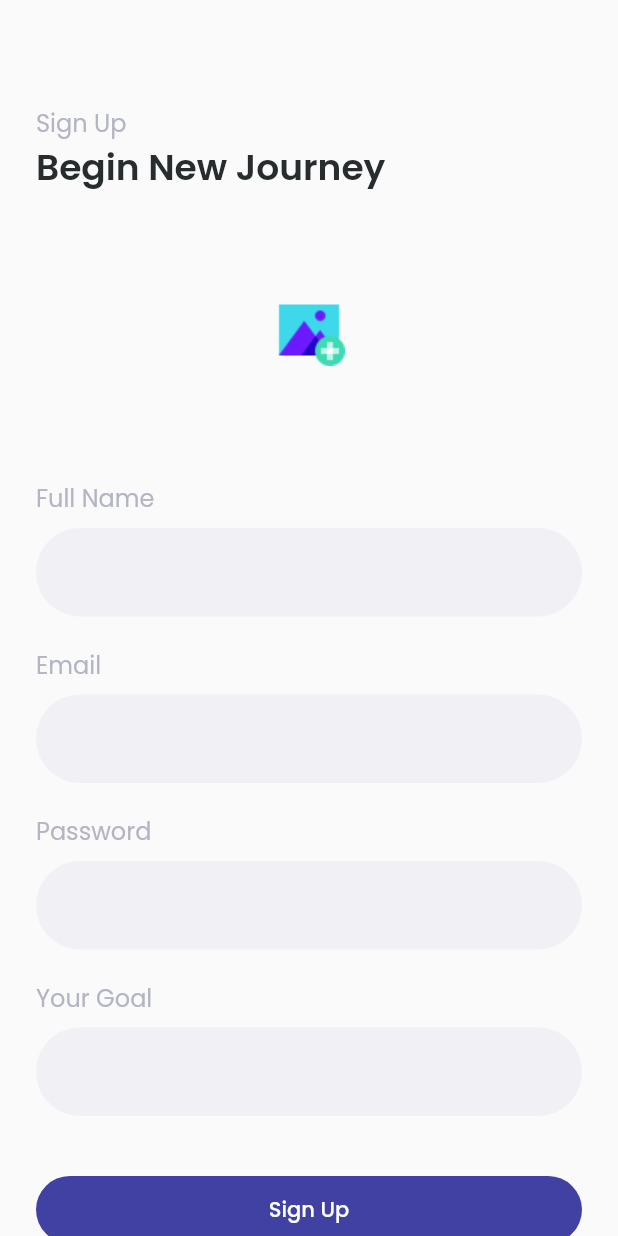
After one commit to abdulazizpermana/future_job_with_provider, a Flutter app: the SignUpPage screen opened directly, on a phone screen of 412 x 824 dp. The commit adds this screen. Run offline on Flutter 3.47's test engine with Material 2 defaults, Android fonts, the phone set to English and light mode, and no system bars; our stand-ins replace email_validator, google_fonts; missing offline and left inert: dart:ffi.

Commit message:
fix code and added image

```diff
--- a/lib/page/signin_page.dart
+++ b/lib/page/signin_page.dart
@@ -1,4 +1,5 @@
 import 'package:flutter/material.dart';
+import 'package:future_job_with_provider/page/signup_page.dart';
 import 'package:future_job_with_provider/theme.dart';
 import 'package:email_validator/email_validator.dart';
 
@@ -15,13 +16,13 @@ class _SigninPageState extends State<SigninPage> {
   @override
   Widget build(BuildContext context) {
     return Scaffold(
-      body: Padding(
+      body: SingleChildScrollView(
+        child: Padding(
           padding: const EdgeInsets.only(
             top: 70,
             left: 24,
             right: 24,
           ),
-        child: SingleChildScrollView(
           child: Column(
             crossAxisAlignment: CrossAxisAlignment.start,
             children: [
@@ -156,9 +157,17 @@ class _SigninPageState extends State<SigninPage> {
                     height: 20,
                   ),
                   Center(
+                    child: InkWell(
+                      onTap: () {
+                        Navigator.push(
+                          context,
+                          MaterialPageRoute(builder: (context) => SignUpPage()),
+                        );
+                      },
                       child: Text(
                         "Create New Account",
                         style: tittleTextStyle,
+                      ),
                     ),
                   ),
                   const SizedBox(
--- /dev/null
+++ b/lib/page/signup_page.dart
@@ -0,0 +1,247 @@
+import 'package:flutter/material.dart';
+import 'package:future_job_with_provider/page/signin_page.dart';
+
+import '../theme.dart';
+
+class SignUpPage extends StatefulWidget {
+  @override
+  _SignUpPageState createState() => _SignUpPageState();
+}
+
+class _SignUpPageState extends State<SignUpPage> {
+  bool isUploaded = false;
+
+  @override
+  Widget build(BuildContext context) {
+    Widget uploadedimage() {
+      return Center(
+        child: InkWell(
+          onTap: () {
+            setState(() {
+              isUploaded = !isUploaded;
+            });
+          },
+          child: Column(
+            children: [
+              Image.asset(
+                "assets/images/icon.png",
+                width: 100,
+                height: 100,
+              ),
+            ],
+          ),
+        ),
+      );
+    }
+
+    Widget showImage() {
+      return Center(
+        child: InkWell(
+          onTap: () {
+            setState(() {
+              isUploaded = !isUploaded;
+            });
+          },
+          child: Column(
+            children: [
+              Image.asset(
+                "assets/images/user_pic.png",
+                width: 100,
+                height: 100,
+              ),
+            ],
+          ),
+        ),
+      );
+    }
+
+    return SafeArea(
+      child: Scaffold(
+        body: SingleChildScrollView(
+          child: Padding(
+            padding: const EdgeInsets.only(
+              top: 70,
+              left: 24,
+              right: 24,
+            ),
+            child: Column(
+              crossAxisAlignment: CrossAxisAlignment.start,
+              children: [
+                Text(
+                  "Sign Up",
+                  style: tittleTextStyle,
+                ),
+                Text(
+                  "Begin New Journey",
+                  style: subtittleTextStyle,
+                ),
+                const SizedBox(
+                  height: 40,
+                ),
+                isUploaded ? showImage() : uploadedimage(),
+                const SizedBox(
+                  height: 50,
+                ),
+                Column(
+                  crossAxisAlignment: CrossAxisAlignment.start,
+                  children: [
+                    Text(
+                      "Full Name",
+                      style: tittleTextStyle,
+                    ),
+                    const SizedBox(
+                      height: 8,
+                    ),
+                    TextFormField(
+                      decoration: InputDecoration(
+                        fillColor: const Color(0xffF1F0F5),
+                        filled: true,
+                        enabledBorder: OutlineInputBorder(
+                          borderRadius: BorderRadius.circular(66),
+                          borderSide: BorderSide.none,
+                        ),
+                        focusedBorder: OutlineInputBorder(
+                            borderRadius: BorderRadius.circular(66),
+                            borderSide: BorderSide.none),
+                      ),
+                    ),
+                    const SizedBox(
+                      height: 20,
+                    ),
+                    Text(
+                      "Email",
+                      style: tittleTextStyle,
+                    ),
+                    const SizedBox(
+                      height: 8,
+                    ),
+                    TextFormField(
+                      obscureText: true,
+                      decoration: InputDecoration(
+                        fillColor: const Color(0xffF1F0F5),
+                        filled: true,
+                        enabledBorder: OutlineInputBorder(
+                          borderRadius: BorderRadius.circular(66),
+                          borderSide: BorderSide.none,
+                        ),
+                        focusedBorder: OutlineInputBorder(
+                          borderRadius: BorderRadius.circular(66),
+                          borderSide: const BorderSide(
+                            color: Color(0xff4141a4),
+                          ),
+                        ),
+                      ),
+                    ),
+                    const SizedBox(
+                      height: 20,
+                    ),
+                    Text(
+                      "Password",
+                      style: tittleTextStyle,
+                    ),
+                    const SizedBox(
+                      height: 8,
+                    ),
+                    TextFormField(
+                      obscureText: true,
+                      decoration: InputDecoration(
+                        fillColor: const Color(0xffF1F0F5),
+                        filled: true,
+                        enabledBorder: OutlineInputBorder(
+                          borderRadius: BorderRadius.circular(66),
+                          borderSide: BorderSide.none,
+                        ),
+                        focusedBorder: OutlineInputBorder(
+                          borderRadius: BorderRadius.circular(66),
+                          borderSide: const BorderSide(
+                            color: Color(0xff4141a4),
+                          ),
+                        ),
+                      ),
+                    ),
+                    const SizedBox(
+                      height: 20,
+                    ),
+                    Text(
+                      "Your Goal",
+                      style: tittleTextStyle,
+                    ),
+                    const SizedBox(
+                      height: 8,
+                    ),
+                    TextFormField(
+                      obscureText: true,
+                      decoration: InputDecoration(
+                        fillColor: const Color(0xffF1F0F5),
+                        filled: true,
+                        enabledBorder: OutlineInputBorder(
+                          borderRadius: BorderRadius.circular(66),
+                          borderSide: BorderSide.none,
+                        ),
+                        focusedBorder: OutlineInputBorder(
+                          borderRadius: BorderRadius.circular(66),
+                          borderSide: const BorderSide(
+                            color: Color(0xff4141a4),
+                          ),
+                        ),
+                      ),
+                    ),
+                    const SizedBox(
+                      height: 40,
+                    ),
+                    Container(
+                      width: 400,
+                      height: 45,
+                      child: TextButton(
+                        onPressed: () {
+                          // Navigator.push(
+                          //   context,
+                          //   MaterialPageRoute(
+                          //     builder: (context) => const SigninPage(),
+                          //   ),
+                          // );
+                        },
+                        style: TextButton.styleFrom(
+                          backgroundColor: primaryColor,
+                          shape: RoundedRectangleBorder(
+                            borderRadius: BorderRadius.circular(66),
+                          ),
+                        ),
+                        child: Text(
+                          "Sign Up",
+                          style: buttonTextStyle,
+                        ),
+                      ),
+                    ),
+                    const SizedBox(
+                      height: 20,
+                    ),
+                    Center(
+                      child: InkWell(
+                        onTap: () {
+                          Navigator.push(
+                            context,
+                            MaterialPageRoute(
+                              builder: (context) => SigninPage(),
+                            ),
+                          );
+                        },
+                        child: Text(
+                          "Back to Sign In",
+                          style: tittleTextStyle,
+                        ),
+                      ),
+                    ),
+                    const SizedBox(
+                      height: 40,
+                    ),
+                  ],
+                ),
+              ],
+            ),
+          ),
+        ),
+      ),
+    );
+  }
+}
```
Also changed, not shown: assets/images/icon.png (added), assets/images/user_pic.png (added). Lines whose indentation alone changed are shown as unchanged.
